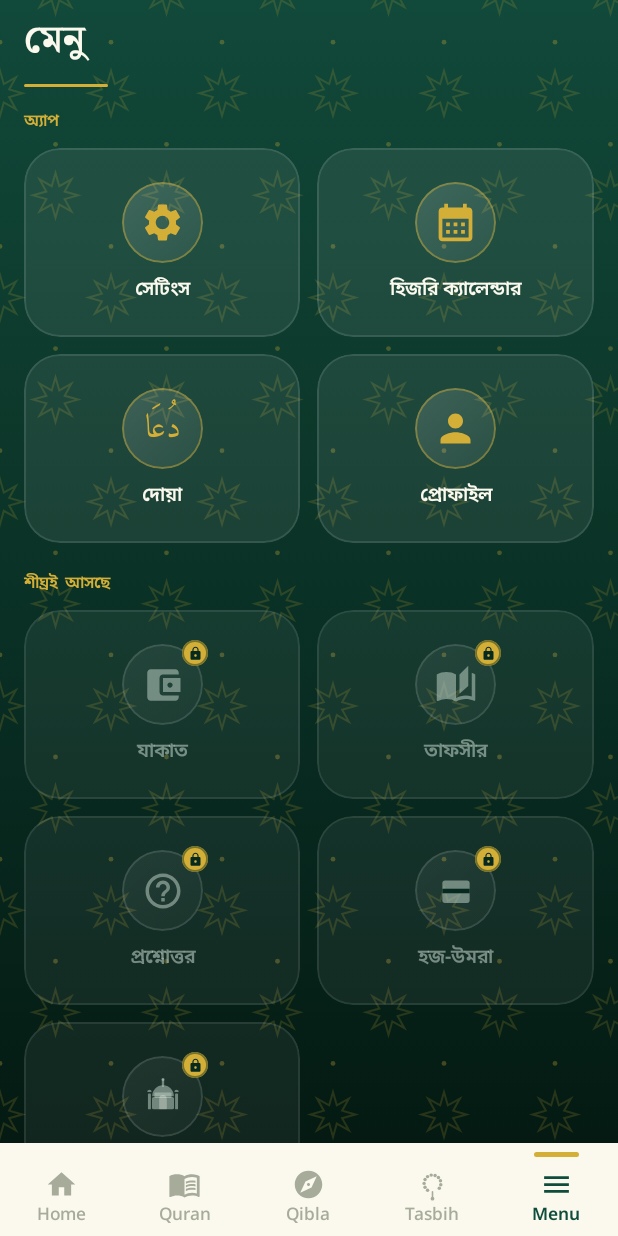
After one commit to iNWEB-Official/Hidayah-Android, an Android app built with Jetpack Compose: the MenuScreen screen opened through its navigation route, on a phone screen of 412 x 824 dp. The commit adds this screen. Run offline under Robolectric (Android 15) with nearby library versions, the phone set to English and light mode, and no system bars.

Commit message:
feat(menu): navbar Settings -> Menu tab; new Menu page (app grid + locked 🔒 grid); settings page lives inside menu [mirror]

```diff
--- a/app/src/main/java/com/hidayah/android/MainActivity.kt
+++ b/app/src/main/java/com/hidayah/android/MainActivity.kt
@@ -20,6 +20,7 @@ import com.hidayah.android.ui.navigation.Routes
 import com.hidayah.android.ui.screens.calendar.CalendarScreen
 import com.hidayah.android.ui.screens.cover.CoverScreen
 import com.hidayah.android.ui.screens.dua.DuasScreen
+import com.hidayah.android.ui.screens.menu.MenuScreen
 import com.hidayah.android.ui.screens.home.HomeScreen
 import com.hidayah.android.ui.screens.profile.ProfileScreen
 import com.hidayah.android.ui.screens.profile.ProfileEditScreen
@@ -150,6 +151,14 @@ fun HidayahApp(viewModel: HidayahViewModel = viewModel()) {
                     onOpenSettings = { navController.navigate(Routes.SETTINGS) }
                 )
             }
+            composable(Routes.MENU) {
+                MenuScreen(
+                    onOpenSettings = { navController.navigate(Routes.SETTINGS) },
+                    onOpenCalendar = { navController.navigate(Routes.CALENDAR) },
+                    onOpenDuas = { navController.navigate(Routes.DUAS) },
+                    onOpenProfile = { navController.navigate(Routes.PROFILE) }
+                )
+            }
             composable(Routes.SETTINGS) { SettingsScreen(viewModel = viewModel, onOpenDesignSystem = { navController.navigate(Routes.DESIGN_SYSTEM) }, onOpenProfile = { navController.navigate(Routes.PROFILE) }) }
             composable(Routes.DESIGN_SYSTEM) { DesignSystemScreen(onBack = { navController.popBackStack() }) }
         }
--- a/app/src/main/java/com/hidayah/android/ui/components/HidayahBottomBar.kt
+++ b/app/src/main/java/com/hidayah/android/ui/components/HidayahBottomBar.kt
@@ -24,14 +24,14 @@ private val pal: HidayahPalette @Composable get() = LocalHidayahPalette.current
 
 data class TabSpec(val route: String, @StringRes val labelRes: Int, val iconKind: IconKind)
 
-enum class IconKind { Home, Quran, Qibla, Tasbih, Settings }
+enum class IconKind { Home, Quran, Qibla, Tasbih, Menu }
 
 val hidayahTabs = listOf(
     TabSpec("home", R.string.tab_home, IconKind.Home),
     TabSpec("quran", R.string.tab_quran, IconKind.Quran),
     TabSpec("qibla", R.string.tab_qibla, IconKind.Qibla),
     TabSpec("tasbih", R.string.tab_tasbih, IconKind.Tasbih),
-    TabSpec("settings", R.string.tab_settings, IconKind.Settings)
+    TabSpec("menu", R.string.tab_menu, IconKind.Menu)
 )
 
 /** Bottom navigation from mockup 01-home: cream bar, emerald active tab with a short gold top indicator. */
@@ -82,6 +82,6 @@ private fun TabIcon(kind: IconKind, tint: Color, size: Int) {
         IconKind.Quran -> Icon(Icons.AutoMirrored.Filled.MenuBook, contentDescription = null, tint = tint, modifier = Modifier.size(size.dp))
         IconKind.Qibla -> Icon(Icons.Filled.Explore, contentDescription = null, tint = tint, modifier = Modifier.size(size.dp))
         IconKind.Tasbih -> com.hidayah.android.ui.screens.home.TasbihBeadsIcon(tint = tint, modifier = Modifier.size(size.dp))
-        IconKind.Settings -> Icon(Icons.Filled.Settings, contentDescription = null, tint = tint, modifier = Modifier.size(size.dp))
+        IconKind.Menu -> Icon(Icons.Filled.Menu, contentDescription = null, tint = tint, modifier = Modifier.size(size.dp))
     }
 }
--- a/app/src/main/java/com/hidayah/android/ui/navigation/Routes.kt
+++ b/app/src/main/java/com/hidayah/android/ui/navigation/Routes.kt
@@ -7,6 +7,7 @@ object Routes {
     const val QIBLA = "qibla"
     const val TASBIH = "tasbih"
     const val SETTINGS = "settings"
+    const val MENU = "menu"
     const val DESIGN_SYSTEM = "design-system"
     const val DUAS = "duas"
     const val CALENDAR = "calendar"
@@ -15,7 +16,7 @@ object Routes {
     const val READER = "reader/{surah}"
     fun reader(surah: Int) = "reader/$surah"
 
-    val tabRoutes = setOf(HOME, QURAN, QIBLA, TASBIH, SETTINGS)
+    val tabRoutes = setOf(HOME, QURAN, QIBLA, TASBIH, MENU)
 
     /** First-run install flow — the bottom navigation bar is hidden here (per product decision). */
     val installFlowRoutes = setOf(COVER)
@@ -27,12 +28,13 @@ object Routes {
         READER -> QURAN
         QIBLA -> QIBLA
         TASBIH -> TASBIH
-        DUAS -> HOME
-        CALENDAR -> HOME
-        SETTINGS -> SETTINGS
-        PROFILE -> SETTINGS
-        PROFILE_EDIT -> SETTINGS
-        DESIGN_SYSTEM -> SETTINGS
+        DUAS -> MENU
+        CALENDAR -> MENU
+        SETTINGS -> MENU
+        PROFILE -> MENU
+        PROFILE_EDIT -> MENU
+        DESIGN_SYSTEM -> MENU
+        MENU -> MENU
         else -> null
     }
 
--- /dev/null
+++ b/app/src/main/java/com/hidayah/android/ui/screens/menu/MenuScreen.kt
@@ -0,0 +1,288 @@
+package com.hidayah.android.ui.screens.menu
+
+// ============================================================
+// মেনু পেজ — নাভবারের ৫ম ট্যাব (সেটিংসের জায়গায়)।
+// এই মুহূর্তে শুধু মুল ডিজাইন: পেজগুলো ধাপে ধাপে সম্পূর্ণ করা হবে।
+// তৈরি হয়নি এমন ফিচারে 🔒 লক; ট্যাপ করলে 🔒 টোস্ট।
+// ব্যাকগ্রাউন্ড: হোমের মতো এম্যারাল্ড গ্রেডিয়েন্ট + গোল্ড তারার জাল — সব থিমে ব্র্যান্ড-লকড।
+// ============================================================
+
+import androidx.compose.foundation.BorderStroke
+import androidx.compose.foundation.Canvas
+import androidx.compose.foundation.background
+import androidx.compose.foundation.border
+import androidx.compose.foundation.clickable
+import androidx.compose.foundation.layout.*
+import androidx.compose.foundation.shape.CircleShape
+import androidx.compose.foundation.rememberScrollState
+import androidx.compose.foundation.verticalScroll
+import androidx.compose.material.icons.Icons
+import androidx.compose.material.icons.filled.*
+import androidx.compose.material3.*
+import androidx.compose.runtime.Composable
+import androidx.compose.ui.Alignment
+import androidx.compose.ui.Modifier
+import androidx.compose.ui.draw.clip
+import androidx.compose.ui.geometry.Offset
+import androidx.compose.ui.geometry.Size
+import androidx.compose.ui.graphics.Brush
+import androidx.compose.ui.graphics.Color
+import androidx.compose.ui.graphics.StrokeCap
+import androidx.compose.ui.platform.LocalContext
+import androidx.compose.ui.text.font.FontWeight
+import androidx.compose.ui.text.style.TextAlign
+import androidx.compose.ui.unit.dp
+import androidx.compose.ui.unit.sp
+import com.hidayah.android.ui.components.hidayahStarLattice
+import com.hidayah.android.ui.theme.*
+
+private data class MenuItem(
+    val label: String,
+    val locked: Boolean,
+    val onClick: () -> Unit,
+    val icon: @Composable (tint: Color) -> Unit
+)
+
+@Composable
+fun MenuScreen(
+    onOpenSettings: () -> Unit,
+    onOpenCalendar: () -> Unit,
+    onOpenDuas: () -> Unit,
+    onOpenProfile: () -> Unit = {}
+) {
+    val context = LocalContext.current
+    // তৈরি হয়নি — শুধু 🔒 টোস্ট (হোমের coming-soon বাটনের মতো)
+    val lockedClick: () -> Unit = {
+        android.widget.Toast.makeText(context, "🔒", android.widget.Toast.LENGTH_SHORT).show()
+    }
+
+    val appItems = listOf(
+        MenuItem("সেটিংস", locked = false, onClick = onOpenSettings) { tint ->
+            Icon(Icons.Filled.Settings, contentDescription = null, tint = tint, modifier = Modifier.size(30.dp))
+        },
+        MenuItem("হিজরি ক্যালেন্ডার", locked = false, onClick = onOpenCalendar) { tint ->
+            Icon(Icons.Filled.CalendarMonth, contentDescription = null, tint = tint, modifier = Modifier.size(30.dp))
+        },
+        MenuItem("দোয়া", locked = false, onClick = onOpenDuas) { tint ->
+            Text("دُعَا", style = HidayahType.Arabic.copy(fontSize = 22.sp, color = tint), textAlign = TextAlign.Center)
+        },
+        MenuItem("প্রোফাইল", locked = false, onClick = onOpenProfile) { tint ->
+            Icon(Icons.Filled.Person, contentDescription = null, tint = tint, modifier = Modifier.size(30.dp))
+        }
+    )
+
+    val lockedItems = listOf(
+        MenuItem("যাকাত", locked = true, onClick = lockedClick) { tint ->
+            Icon(Icons.Filled.AccountBalanceWallet, contentDescription = null, tint = tint, modifier = Modifier.size(28.dp))
+        },
+        MenuItem("তাফসীর", locked = true, onClick = lockedClick) { tint ->
+            Icon(Icons.Filled.AutoStories, contentDescription = null, tint = tint, modifier = Modifier.size(28.dp))
+        },
+        MenuItem("প্রশ্নোত্তর", locked = true, onClick = lockedClick) { tint ->
+            Icon(Icons.Filled.HelpOutline, contentDescription = null, tint = tint, modifier = Modifier.size(28.dp))
+        },
+        MenuItem("হজ-উমরা", locked = true, onClick = lockedClick) { tint ->
+            KaabaGlyph(Modifier.size(28.dp), tint = tint)
+        },
+        MenuItem("মাসজিদ", locked = true, onClick = lockedClick) { tint ->
+            MosqueGlyph(Modifier.size(28.dp), tint = tint, doorAlpha = 0.3f)
+        }
+    )
+
+    Box(
+        Modifier
+            .fillMaxSize()
+            .background(
+                Brush.verticalGradient(
+                    listOf(Color(0xFF11493A), Color(0xFF0D3A2C), Color(0xFF082A20), Color(0xFF041A12))
+                )
+            )
+            .hidayahStarLattice()
+    ) {
+        Column(
+            Modifier
+                .fillMaxSize()
+                .statusBarsPadding()
+                .verticalScroll(rememberScrollState())
+                .padding(horizontal = 16.dp)
+                .padding(top = 6.dp, bottom = 18.dp)
+        ) {
+            // ---------- হেডার ----------
+            Text(
+                "মেনু",
+                style = HidayahType.Display.copy(fontSize = 26.sp, lineHeight = 34.sp, fontWeight = FontWeight.Bold),
+                color = Cream
+            )
+            Box(
+                Modifier
+                    .padding(top = 8.dp)
+                    .height(2.dp)
+                    .width(56.dp)
+                    .clip(HidayahShapes.Pill)
+                    .background(Gold)
+            )
+
+            Spacer(Modifier.height(16.dp))
+
+            // ---------- সেকশন: অ্যাপ ----------
+            SectionOverline("অ্যাপ")
+            Spacer(Modifier.height(10.dp))
+            MenuGrid(appItems)
+
+            Spacer(Modifier.height(20.dp))
+
+            // ---------- সেকশন: শীঘ্রই আসছে ----------
+            SectionOverline("শীঘ্রই আসছে")
+            Spacer(Modifier.height(10.dp))
+            MenuGrid(lockedItems)
+        }
+    }
+}
+
+// ---------------------------------------------------------------
+
+@Composable
+private fun SectionOverline(text: String) {
+    Text(
+        text,
+        style = HidayahType.Overline.copy(color = Gold, fontSize = 11.sp, letterSpacing = 2.2.sp, fontWeight = FontWeight.SemiBold)
+    )
+}
+
+/** ২-কলাম গ্রিড — হোমের কুইক-অ্যাকশন কার্ডগুলির পূর্ণ-পেজ সংস্করণ। */
+@Composable
+private fun MenuGrid(items: List<MenuItem>) {
+    Column(verticalArrangement = Arrangement.spacedBy(11.dp)) {
+        items.chunked(2).forEach { row ->
+            Row(Modifier.fillMaxWidth(), horizontalArrangement = Arrangement.spacedBy(11.dp)) {
+                row.forEach { item ->
+                    MenuGridCell(item, Modifier.weight(1f))
+                }
+                // বিজোড় আইটেম থাকলে শূন্যস্থান দিয়ে সারি পূর্ণ
+                if (row.size == 1) Spacer(Modifier.weight(1f))
+            }
+        }
+    }
+}
+
+@Composable
+private fun MenuGridCell(item: MenuItem, modifier: Modifier = Modifier) {
+    val locked = item.locked
+    // লকড: ম্লান; উন্মুক্ত: গোল্ড আউটলাইন বৃত্ত + উজ্জ্বল লেবেল
+    val cellFill = Color(0xFFFFFFFF).copy(alpha = if (locked) 0.05f else 0.07f)
+    val cellLine = Color(0xFFFFFFFF).copy(alpha = if (locked) 0.09f else 0.11f)
+    val circleLine = if (locked) Color(0xFFFFFFFF).copy(alpha = 0.12f) else Gold.copy(alpha = 0.45f)
+    val iconTint = if (locked) OnEmMuted.copy(alpha = 0.55f) else Gold
+    val labelColor = if (locked) OnEmMuted.copy(alpha = 0.6f) else Cream
+
+    Surface(
+        shape = HidayahShapes.Large,
+        color = cellFill,
+        border = BorderStroke(1.dp, cellLine),
+        modifier = modifier
+            .height(126.dp)
+            .clip(HidayahShapes.Large)
+            .clickable(onClick = item.onClick)
+    ) {
+        Box(Modifier.fillMaxSize().padding(vertical = 13.dp, horizontal = 6.dp)) {
+            Column(
+                Modifier.fillMaxSize(),
+                horizontalAlignment = Alignment.CenterHorizontally,
+                verticalArrangement = Arrangement.Center,
+            ) {
+                // আইকন বৃত্ত (+ লকড হলে গোল্ড 🔒 ব্যাজ)
+                Box {
+                    Box(
+                        Modifier
+                            .size(54.dp)
+                            .clip(CircleShape)
+                            .background(
+                                Brush.linearGradient(
+                                    listOf(
+                                        if (locked) Color(0xFFFFFFFF).copy(alpha = 0.06f) else Color(0xFFFFFFFF).copy(alpha = 0.14f),
+                                        if (locked) Color(0xFFFFFFFF).copy(alpha = 0.03f) else Color(0xFFFFFFFF).copy(alpha = 0.06f)
+                                    )
+                                )
+                            )
+                            .border(1.dp, circleLine, CircleShape),
+                        contentAlignment = Alignment.Center
+                    ) {
+                        item.icon(iconTint)
+                    }
+                    if (locked) {
+                        // হোমের আসন্ন-ফিচার ব্যাজের মতো — গোল্ড গোল + গাঢ় লক
+                        Box(
+                            Modifier
+                                .align(Alignment.TopEnd)
+                                .offset(x = 3.dp, y = (-3).dp)
+                                .size(17.dp)
+                                .clip(CircleShape)
+                                .background(Gold)
+                                .border(1.dp, EmeraldDark.copy(alpha = 0.45f), CircleShape),
+                            contentAlignment = Alignment.Center
+                        ) {
+                            Icon(
+                                Icons.Filled.Lock,
+                                contentDescription = "শীঘ্রই আসছে",
+                                tint = EmeraldDark,
+                                modifier = Modifier.size(10.dp)
+                            )
+                        }
+                    }
+                }
+                Spacer(Modifier.height(9.dp))
+                Text(
+                    item.label,
+                    style = HidayahType.BodyMedium.copy(fontSize = 13.sp, fontWeight = FontWeight.SemiBold),
+                    color = labelColor,
+                    maxLines = 1
+                )
+            }
+        }
+    }
+}
+
+// ---------------------------------------------------------------
+// কাস্টম-আঁকা glyph (হোম স্ক্রিনের সাথে একই পাথ; আমদানযোগ্য নয় বলে অনুরূপ অনুলিপি)
+// ---------------------------------------------------------------
+
+@Composable
+private fun KaabaGlyph(modifier: Modifier = Modifier, tint: Color = Gold) {
+    Canvas(modifier) {
+        val u = size.minDimension / 24f
+        drawRoundRect(
+            tint,
+            topLeft = Offset(4.2f * u, 6.0f * u),
+            size = Size(15.6f * u, 12.8f * u),
+            cornerRadius = androidx.compose.ui.geometry.CornerRadius(1.5f * u)
+        )
+        // কিসওয়া ব্যান্ড (গাঢ় পটভূমি-রঙের পট্টি)
+        drawRect(
+            Color(0xFF062A20),
+            topLeft = Offset(4.2f * u, 10.7f * u),
+            size = Size(15.6f * u, 2.6f * u)
+        )
+    }
+}
+
+@Composable
+private fun MosqueGlyph(modifier: Modifier = Modifier, tint: Color = Gold, doorAlpha: Float = 0.9f) {
+    Canvas(modifier) {
+        val u = size.minDimension / 24f
+        val cx = size.width / 2f
+        val baseY = 19f * u
+        val deep = tint
+        drawLine(deep, Offset(cx, 2.2f * u), Offset(cx, 5.6f * u), 1.35f * u, cap = StrokeCap.Round)
+        drawCircle(deep, 0.85f * u, Offset(cx, 2.0f * u))
+        drawArc(deep, 180f, 180f, true, topLeft = Offset(cx - 6.2f * u, 11.5f * u - 6.2f * u), size = Size(12.4f * u, 12.4f * u))
+        drawRoundRect(deep, topLeft = Offset(cx - 4.9f * u, 9.4f * u), size = Size(9.8f * u, 3.2f * u), cornerRadius = androidx.compose.ui.geometry.CornerRadius(0.6f * u))
+        drawRoundRect(deep, topLeft = Offset(cx - 6.3f * u, 12.0f * u), size = Size(12.6f * u, baseY - 12.0f * u), cornerRadius = androidx.compose.ui.geometry.CornerRadius(0.9f * u))
+        listOf(cx - 8.6f * u, cx + 6.9f * u).forEach { mx ->
+            drawRoundRect(deep, topLeft = Offset(mx, 10.0f * u), size = Size(1.7f * u, baseY - 10.0f * u), cornerRadius = androidx.compose.ui.geometry.CornerRadius(0.5f * u))
+            drawArc(deep, 180f, 180f, true, topLeft = Offset(mx - 0.4f * u, 10.0f * u - 2.1f * u), size = Size(2.5f * u, 2.5f * u))
+        }
+        // প্রবেশদ্বার — ক্রীম আর্ক (লকড অবস্থায় ম্লান)
+        drawArc(Color(0xFFFBF8ED).copy(alpha = doorAlpha), 180f, 180f, true, topLeft = Offset(cx - 2.2f * u, baseY - 6.0f * u - 2.2f * u), size = Size(4.4f * u, 4.4f * u))
+        drawRoundRect(Color(0xFFFBF8ED).copy(alpha = doorAlpha), topLeft = Offset(cx - 2.2f * u, baseY - 6.0f * u), size = Size(4.4f * u, 6.0f * u), cornerRadius = androidx.compose.ui.geometry.CornerRadius(0.4f * u))
+    }
+}
--- a/app/src/main/res/values/strings.xml
+++ b/app/src/main/res/values/strings.xml
@@ -13,4 +13,5 @@
     <string name="tab_qibla">Qibla</string>
     <string name="tab_tasbih">Tasbih</string>
     <string name="tab_settings">Settings</string>
+    <string name="tab_menu">Menu</string>
 </resources>
```
Also changed, not shown: 1 other file.
